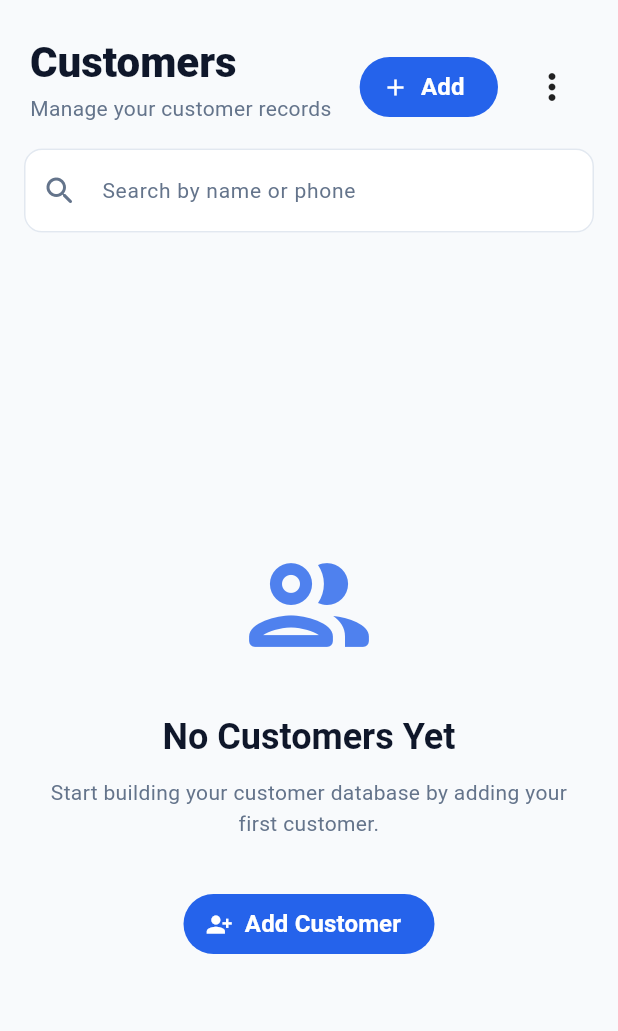
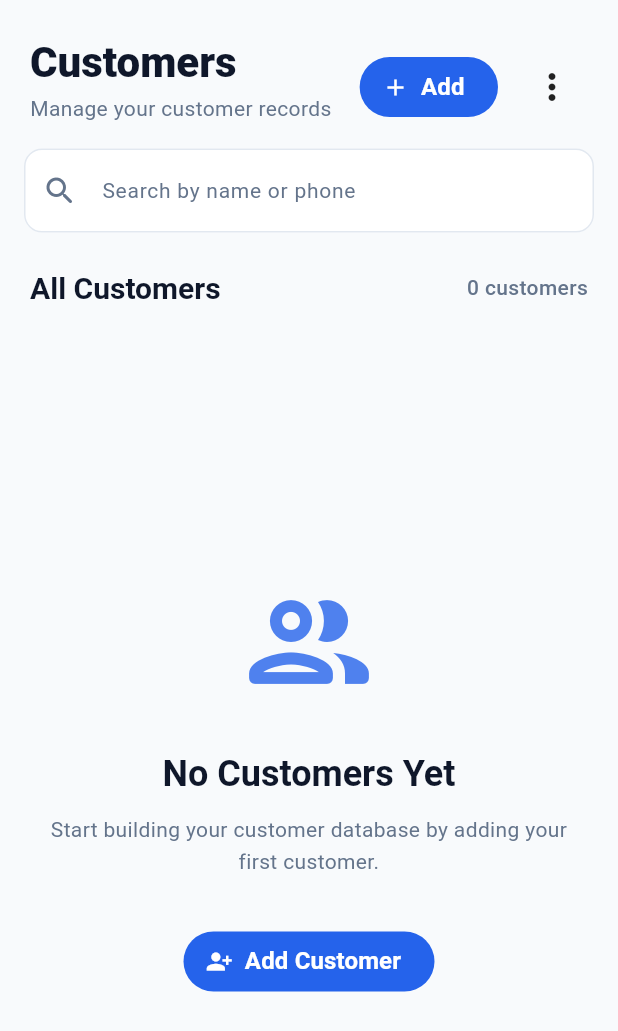
Before and after one commit to Rajeshwer-Sahani/storemate, a Flutter app: the CustomersScreen screen opened directly, on a phone screen of 412 x 824 dp. Shown: the top 1031 px of the screen. Run offline on Flutter 3.47's test engine with Material 3 defaults, Android fonts, the phone set to English and light mode, and no system bars; our stand-ins replace supabase_flutter; accounts and stored records are empty.

Commit message:
list customer header changes

```diff
--- a/lib/core/widgets/app_section_header.dart
+++ b/lib/core/widgets/app_section_header.dart
@@ -0,0 +1,47 @@
+import 'package:flutter/material.dart';
+
+class AppSectionHeader extends StatelessWidget {
+  const AppSectionHeader({
+    super.key,
+    required this.title,
+    this.trailing,
+    this.padding,
+  });
+
+  final String title;
+
+  /// Widget displayed on the right side.
+  /// Usually a Text showing count.
+  final Widget? trailing;
+
+  final EdgeInsetsGeometry? padding;
+
+  @override
+  Widget build(BuildContext context) {
+    final theme = Theme.of(context);
+
+    return Padding(
+      padding: padding ??
+          const EdgeInsets.fromLTRB(
+            20,
+            8,
+            20,
+            16,
+          ),
+      child: Row(
+        children: [
+          Expanded(
+            child: Text(
+              title,
+              style: theme.textTheme.titleLarge?.copyWith(
+                fontWeight: FontWeight.w700,
+              ),
+            ),
+          ),
+
+          if (trailing != null) trailing!,
+        ],
+      ),
+    );
+  }
+}
--- a/lib/features/customers/presentation/screens/customers_screen.dart
+++ b/lib/features/customers/presentation/screens/customers_screen.dart
@@ -11,6 +11,7 @@ import '../widgets/customer_search_bar.dart';
 
 import 'add_customer_screen.dart';
 import 'customer_details_screen.dart';
+import 'package:storemate/core/widgets/app_section_header.dart';
 
 class CustomersScreen extends StatefulWidget {
   const CustomersScreen({super.key});
@@ -112,7 +113,6 @@ class _CustomersScreenState extends State<CustomersScreen> {
                 subtitle: 'Manage your customer records',
 
                 actionButton: SizedBox(
-
                   child: FilledButton.icon(
                     onPressed: _openAddCustomer,
                     icon: const Icon(Icons.add),
@@ -141,6 +141,18 @@ class _CustomersScreenState extends State<CustomersScreen> {
               Padding(
                 padding: const EdgeInsets.fromLTRB(16, 0, 16, 16),
                 child: CustomerSearchBar(onChanged: _searchCustomers),
+              ),
+
+              AppSectionHeader(
+                title: 'All Customers',
+
+                trailing: Text(
+                  '${_customers.length} customer${_customers.length == 1 ? '' : 's'}',
+                  style: Theme.of(context).textTheme.bodyMedium?.copyWith(
+                    color: Theme.of(context).colorScheme.onSurfaceVariant,
+                    fontWeight: FontWeight.w500,
+                  ),
+                ),
               ),
 
               Expanded(
```
